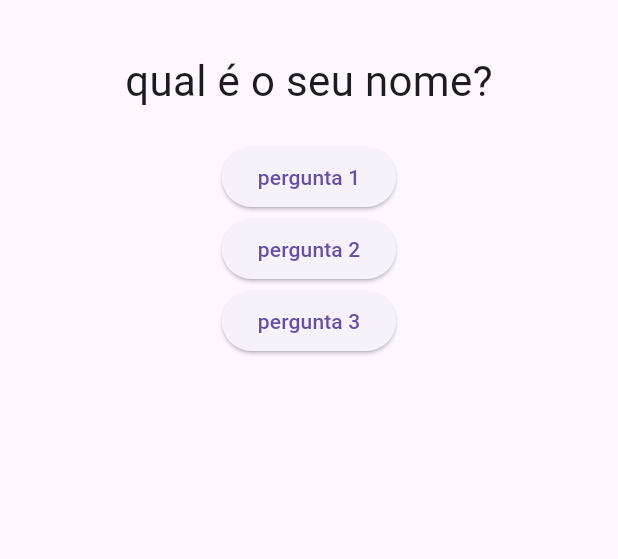
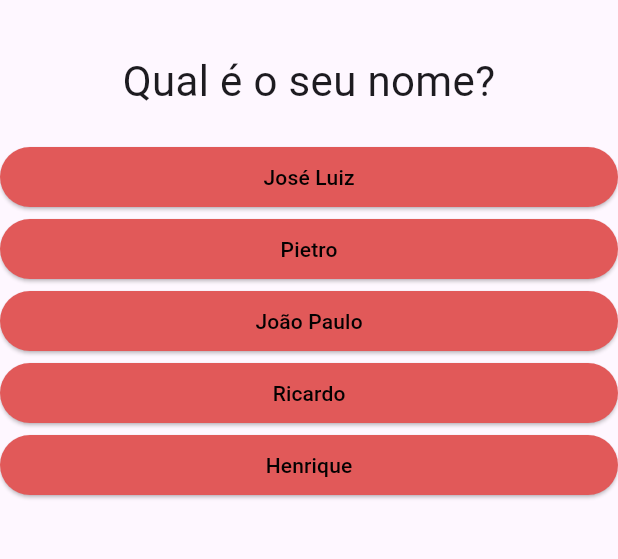
Before and after one commit to JoseLuiz18Bd/CURSO_FLUTTER, a Flutter app: the screen it shows after launch, on a phone screen of 412 x 824 dp, the part 63-622 px from its top. Run offline on Flutter 3.47's test engine with Material 3 defaults, Android fonts, the phone set to English and light mode, and no system bars.

Commit message:
projeto perguntas

```diff
--- a/lib/main.dart
+++ b/lib/main.dart
@@ -1,48 +1,71 @@
 import 'package:flutter/material.dart';
-import './questao.dart';
+import 'questionario.dart';
+import './resultado.dart';
 
 main() => runApp(PerguntaApp());
 
 class _PerguntaAppState extends State<PerguntaApp> {
   var _perguntaSelecionada = 0;
 
+  final _perguntas = const [
+    {
+      'pergunta': 'Qual é o seu nome?',
+      'respostas': [
+        'José Luiz',
+        'Pietro',
+        'João Paulo',
+        'Ricardo',
+        'Henrique',
+      ]
+    },
+    {
+      'pergunta': 'Qual é a sua idade?',
+      'respostas': [
+        '39 anos',
+        '12 anos',
+        '13 anos',
+        '5 anos',
+        '38 anos',
+      ]
+    },
+    {
+      'pergunta': 'Qual é o seu time do coração?',
+      'respostas': [
+        'Flamengo',
+        'Palmeiras',
+        'São Paulo',
+        'Corinthians',
+        'Vasco',
+      ]
+    },
+  ];
+
   void _responder() {
-    setState(() {
-      _perguntaSelecionada++;
-    });
-    print(_perguntaSelecionada);
+    if (temSelecao) {
+      setState(() {
+        _perguntaSelecionada++;
+      });
+    }
+  }
+
+  bool get temSelecao {
+    return _perguntaSelecionada < _perguntas.length;
   }
 
   @override
   Widget build(BuildContext context) {
-    final _pergunta = [
-      'qual é o seu nome?',
-      'qual é a sua idade?',
-      'qual é o seu time do coração?',
-    ];
-
     return MaterialApp(
       home: Scaffold(
         appBar: AppBar(
-          title: const Text('Perguntas'),
+          title: Text('Perguntas'),
         ),
-        body: Column(
-          children: <Widget>[
-            Questao(_pergunta[_perguntaSelecionada]),
-            ElevatedButton(
-              child: Text('pergunta 1'),
-              onPressed: _responder,
-            ),
-            ElevatedButton(
-              child: Text('pergunta 2'),
-              onPressed: _responder,
-            ),
-            ElevatedButton(
-              child: Text('pergunta 3'),
-              onPressed: _responder,
-            ),
-          ],
-        ),
+        body: temSelecao
+            ? Questionario(
+                perguntas: _perguntas,
+                perguntaSelecionada: _perguntaSelecionada,
+                responder: _responder,
+              )
+            : Resultado(),
       ),
     );
   }
--- a/lib/questao.dart
+++ b/lib/questao.dart
@@ -9,7 +9,7 @@ class Questao extends StatelessWidget {
   Widget build(BuildContext context) {
     return Container(
       width: double.infinity,
-      margin: EdgeInsets.all(20),
+      margin: const EdgeInsets.all(20),
       child: Text(
         texto,
         style: TextStyle(fontSize: 28),
--- /dev/null
+++ b/lib/questionario.dart
@@ -0,0 +1,36 @@
+import 'package:flutter/material.dart';
+import 'questao.dart';
+import 'resposta.dart';
+
+// CRIAÇÃO DO COMPONENTE STATELESS
+class Questionario extends StatelessWidget {
+  final List<Map<String, Object>> perguntas;
+  final int perguntaSelecionada;
+  final void Function() responder;
+
+// CONTRUTOR COM PARAMETROS NOEADOS E OBRIGATORIO
+  Questionario({
+    required this.perguntas,
+    required this.perguntaSelecionada,
+    required this.responder,
+  });
+
+  bool get temSelecao {
+    return perguntaSelecionada < perguntas.length;
+  }
+
+// CRIAÇÃO DO Widget
+  @override
+  Widget build(BuildContext context) {
+    List<String> respostas = temSelecao
+        ? perguntas[perguntaSelecionada]['respostas'] as List<String>
+        : [];
+
+    return Column(
+      children: <Widget>[
+        Questao(perguntas[perguntaSelecionada]['pergunta'] as String),
+        ...respostas.map((texto) => Resposta(texto, responder)).toList(),
+      ],
+    );
+  }
+}
--- /dev/null
+++ b/lib/resposta.dart
@@ -0,0 +1,23 @@
+import 'package:flutter/material.dart';
+
+class Resposta extends StatelessWidget {
+  final String texto;
+  final void Function() quandoSelecionado;
+
+  const Resposta(this.texto, this.quandoSelecionado, {super.key});
+
+  @override
+  Widget build(BuildContext context) {
+    return Container(
+      width: double.infinity,
+      child: ElevatedButton(
+        style: ElevatedButton.styleFrom(
+          backgroundColor: Color.fromARGB(255, 225, 89, 89),
+          foregroundColor: const Color.fromARGB(255, 3, 1, 1),
+        ),
+        child: Text(texto),
+        onPressed: quandoSelecionado,
+      ),
+    );
+  }
+}
--- /dev/null
+++ b/lib/resultado.dart
@@ -0,0 +1,18 @@
+import 'package:flutter/material.dart';
+
+class Resultado extends StatelessWidget {
+  const Resultado({super.key});
+
+  @override
+  Widget build(BuildContext context) {
+    return Center(
+      child: Text(
+        'Thankyou!!',
+        style: TextStyle(
+          fontSize: 35,
+          color: Color.fromARGB(255, 201, 0, 0),
+        ),
+      ),
+    );
+  }
+}
```
